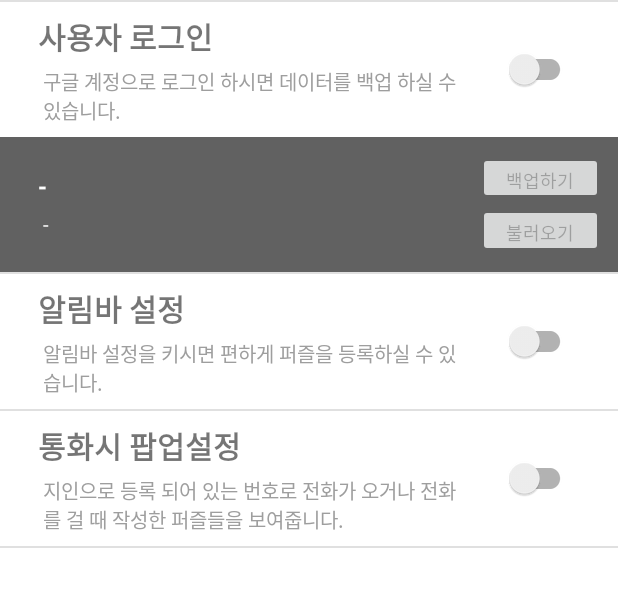
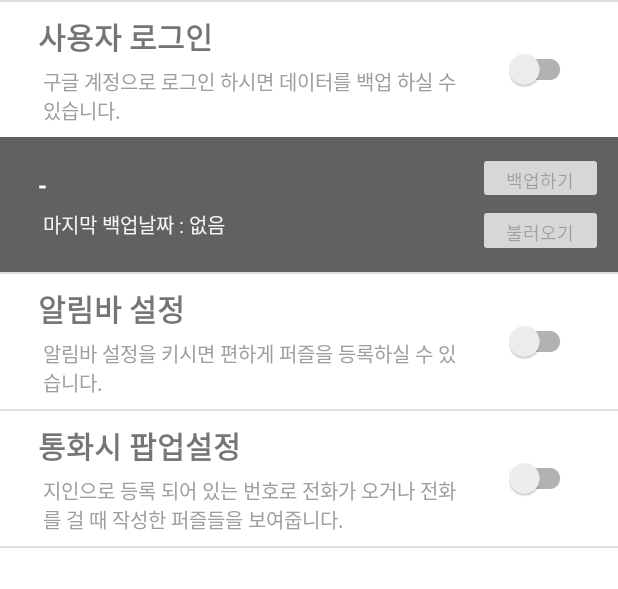
Before and after one commit to HanSeungBeom/PuzzlePiece, an Android app: the layout activity_setting.xml on its own in the app's theme, with its tools: preview values and no code run, on a phone screen of 412 x 824 dp, the part 161-750 px from its top. Run offline under Robolectric (Android 15) with nearby library versions, the phone set to English and light mode, and no system bars.

Commit message:
잔수정

```diff
--- a/app/src/main/res/layout/activity_setting.xml
+++ b/app/src/main/res/layout/activity_setting.xml
@@ -145,7 +145,7 @@
             android:layout_height="wrap_content" />
         <TextView
             android:id="@+id/tv_last_backup_date"
-            android:text="-"
+            android:text="마지막 백업날짜 : 없음"
             android:textSize="13dp"
             android:paddingTop="5dp"
             android:paddingLeft="3dp"
--- a/app/src/main/res/values/strings.xml
+++ b/app/src/main/res/values/strings.xml
@@ -25,7 +25,7 @@
     <string name="pref_googleidName">googleid_name</string>
     <string name="restore_failure">복구를 실패하였습니다.</string>
     <string name="internet_disconnection">인터넷이 연결되어 있지 않습니다. 인터넷 연결을 확인해주세요.</string>
-    <string name="no_backup_data">백업 파일이 없습니다.</string>
+    <string name="no_backup_data">마지막 백업날짜 : 없음</string>
     <string name="no_friend_data">소중한 지인을 추가해보세요.</string>
     <string name="no_friend_data_detail">아래 버튼을 눌러 추가해보세요!</string>
     <string name="no_friend_no_rank">지인을 먼저 추가해주세요.</string>
```
